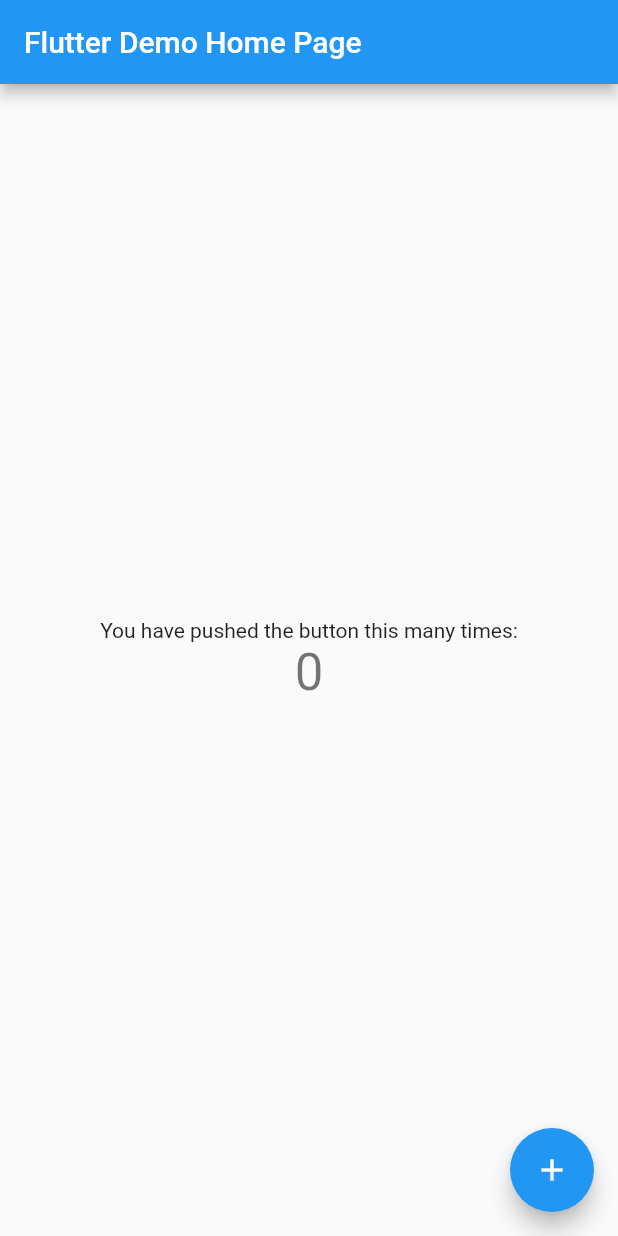
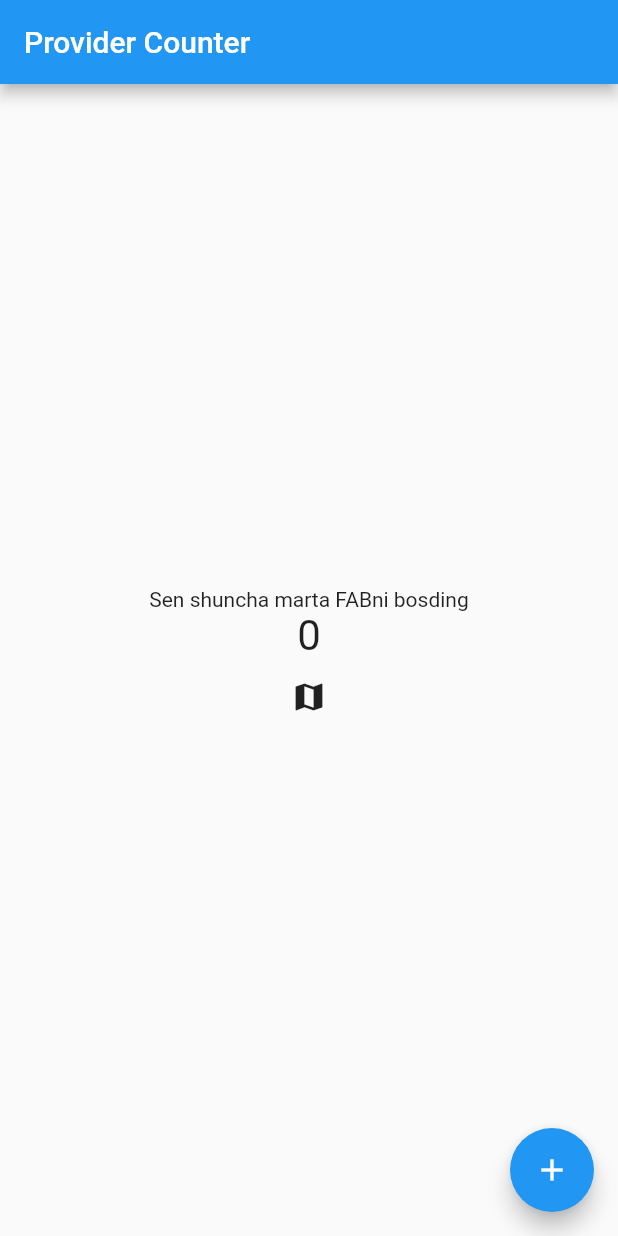
Before and after one commit to ahadjonovss/state_managements, a Flutter app: the screen it shows after launch, on a phone screen of 412 x 824 dp. Run offline on Flutter 3.47's test engine with Material 2 defaults, Android fonts, the phone set to English and light mode, and no system bars.

Commit message:
provider 1st lesson

```diff
--- a/lib/main.dart
+++ b/lib/main.dart
@@ -1,7 +1,15 @@
 import 'package:flutter/material.dart';
+import 'package:provider/provider.dart';
+import 'package:state_managements/default_state_management/default_counter.dart';
+import 'package:state_managements/provider/counter_view_model.dart';
+import 'package:state_managements/provider/provider_counter.dart';
 
 void main() {
-  runApp(const MyApp());
+  runApp(MultiProvider(
+    providers: [
+      ChangeNotifierProvider(create: (context) => CounterViewModel(),)
+    ],
+      child: const MyApp()));
 }
 
 class MyApp extends StatelessWidget {
@@ -13,103 +21,9 @@ class MyApp extends StatelessWidget {
     return MaterialApp(
       title: 'Flutter Demo',
       theme: ThemeData(
-        // This is the theme of your application.
-        //
-        // Try running your application with "flutter run". You'll see the
-        // application has a blue toolbar. Then, without quitting the app, try
-        // changing the primarySwatch below to Colors.green and then invoke
-        // "hot reload" (press "r" in the console where you ran "flutter run",
-        // or simply save your changes to "hot reload" in a Flutter IDE).
-        // Notice that the counter didn't reset back to zero; the application
-        // is not restarted.
         primarySwatch: Colors.blue,
       ),
-      home: const MyHomePage(title: 'Flutter Demo Home Page'),
+      home: ProviderCounter(),
     );
   }
 }
-
-class MyHomePage extends StatefulWidget {
-  const MyHomePage({super.key, required this.title});
-
-  // This widget is the home page of your application. It is stateful, meaning
-  // that it has a State object (defined below) that contains fields that affect
-  // how it looks.
-
-  // This class is the configuration for the state. It holds the values (in this
-  // case the title) provided by the parent (in this case the App widget) and
-  // used by the build method of the State. Fields in a Widget subclass are
-  // always marked "final".
-
-  final String title;
-
-  @override
-  State<MyHomePage> createState() => _MyHomePageState();
-}
-
-class _MyHomePageState extends State<MyHomePage> {
-  int _counter = 0;
-
-  void _incrementCounter() {
-    setState(() {
-      // This call to setState tells the Flutter framework that something has
-      // changed in this State, which causes it to rerun the build method below
-      // so that the display can reflect the updated values. If we changed
-      // _counter without calling setState(), then the build method would not be
-      // called again, and so nothing would appear to happen.
-      _counter++;
-    });
-  }
-
-  @override
-  Widget build(BuildContext context) {
-    // This method is rerun every time setState is called, for instance as done
-    // by the _incrementCounter method above.
-    //
-    // The Flutter framework has been optimized to make rerunning build methods
-    // fast, so that you can just rebuild anything that needs updating rather
-    // than having to individually change instances of widgets.
-    return Scaffold(
-      appBar: AppBar(
-        // Here we take the value from the MyHomePage object that was created by
-        // the App.build method, and use it to set our appbar title.
-        title: Text(widget.title),
-      ),
-      body: Center(
-        // Center is a layout widget. It takes a single child and positions it
-        // in the middle of the parent.
-        child: Column(
-          // Column is also a layout widget. It takes a list of children and
-          // arranges them vertically. By default, it sizes itself to fit its
-          // children horizontally, and tries to be as tall as its parent.
-          //
-          // Invoke "debug painting" (press "p" in the console, choose the
-          // "Toggle Debug Paint" action from the Flutter Inspector in Android
-          // Studio, or the "Toggle Debug Paint" command in Visual Studio Code)
-          // to see the wireframe for each widget.
-          //
-          // Column has various properties to control how it sizes itself and
-          // how it positions its children. Here we use mainAxisAlignment to
-          // center the children vertically; the main axis here is the vertical
-          // axis because Columns are vertical (the cross axis would be
-          // horizontal).
-          mainAxisAlignment: MainAxisAlignment.center,
-          children: <Widget>[
-            const Text(
-              'You have pushed the button this many times:',
-            ),
-            Text(
-              '$_counter',
-              style: Theme.of(context).textTheme.headline4,
-            ),
-          ],
-        ),
-      ),
-      floatingActionButton: FloatingActionButton(
-        onPressed: _incrementCounter,
-        tooltip: 'Increment',
-        child: const Icon(Icons.add),
-      ), // This trailing comma makes auto-formatting nicer for build methods.
-    );
-  }
-}
--- /dev/null
+++ b/lib/provider/counter_view_model.dart
@@ -0,0 +1,17 @@
+import 'package:flutter/cupertino.dart';
+
+class CounterViewModel extends ChangeNotifier {
+  int count =0;
+
+  increment(){
+    count++;
+    notifyListeners();
+    print("Counter oshdi : $count");
+  }
+
+  decrement(){
+    count--;
+    notifyListeners();
+    print("Counter oshdi : $count");
+  }
+}
--- /dev/null
+++ b/lib/provider/provider_counter.dart
@@ -0,0 +1,33 @@
+import 'package:flutter/material.dart';
+import 'package:provider/provider.dart';
+import 'package:state_managements/provider/counter_view_model.dart';
+
+class ProviderCounter extends StatelessWidget {
+  const ProviderCounter({Key? key}) : super(key: key);
+
+  @override
+  Widget build(BuildContext context) {
+    return Scaffold(
+      appBar: AppBar(title: Text("Provider Counter"),),
+      body: Center(
+        child: Column(
+          mainAxisAlignment: MainAxisAlignment.center,
+          children:  [
+            const Text("Sen shuncha marta FABni bosding"),
+            Text("${context.watch<CounterViewModel>().count}",style: TextStyle(fontSize: 28),),
+            IconButton(onPressed: (){
+              context.read<CounterViewModel>().decrement();
+            }, icon: Icon(Icons.map))
+          ],
+        ),
+      ),
+        floatingActionButton: FloatingActionButton(
+          onPressed: () {
+            context.read<CounterViewModel>().increment();
+          },
+          tooltip: 'Increment',
+          child: const Icon(Icons.add),
+        )
+    );
+  }
+}
--- a/pubspec.yaml
+++ b/pubspec.yaml
@@ -36,6 +36,7 @@ dependencies:
   # The following adds the Cupertino Icons font to your application.
   # Use with the CupertinoIcons class for iOS style icons.
   cupertino_icons: ^1.0.2
+  provider: ^6.0.5
 
 dev_dependencies:
   flutter_test:
```
Also changed, not shown: lib/default_state_management/default_counter.dart (added, +46 -0 lines), pubspec.lock, 9 other files.
